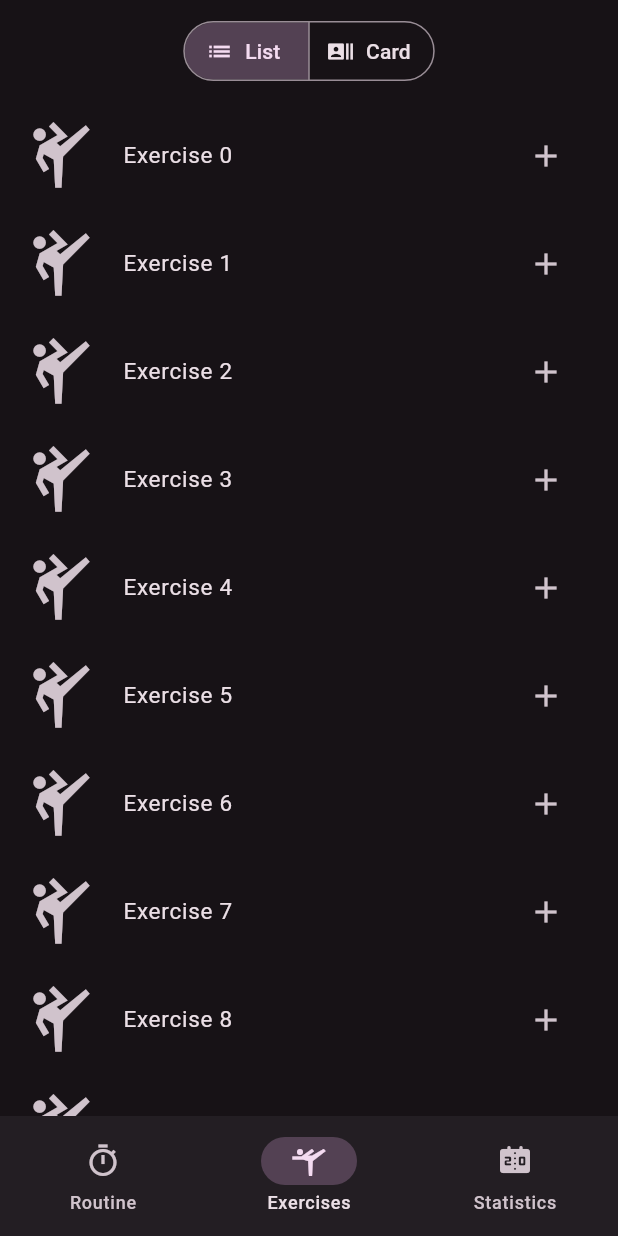
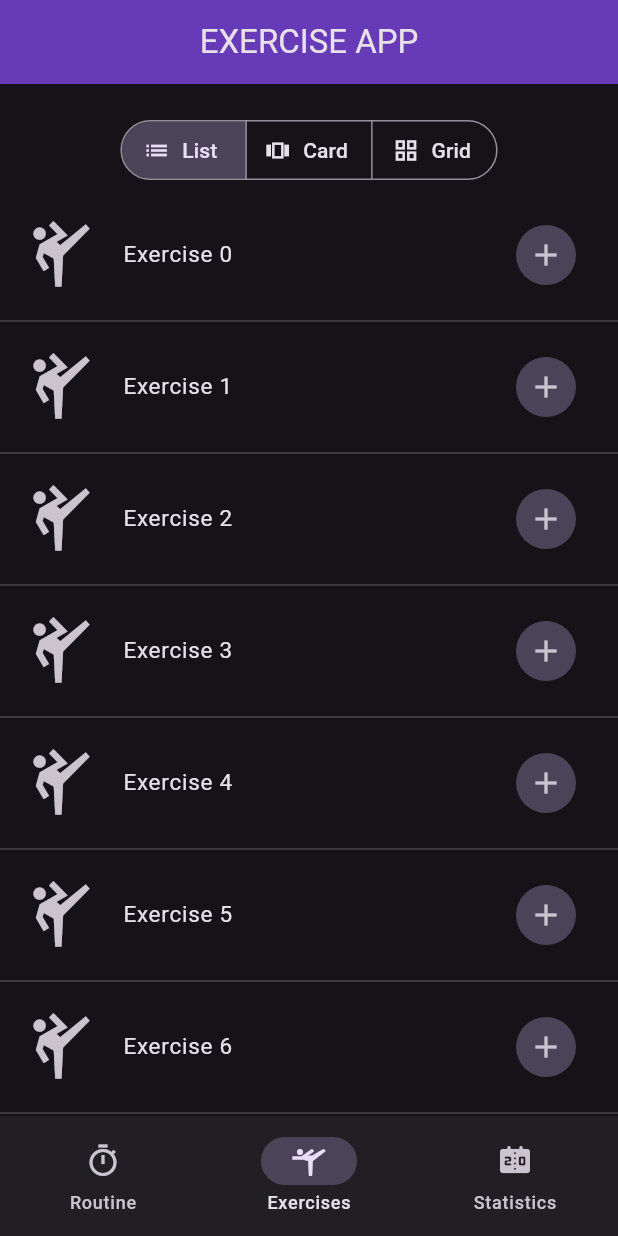
Before and after one commit to AfreAustin/Flutter-Exercise, a Flutter app: the screen it shows after launch, item 2 of the bottom bar chosen, after a tap on the "add" icon, on a phone screen of 412 x 824 dp. Run offline on Flutter 3.47's test engine with Material 2 defaults, Android fonts, the phone set to English and light mode, and no system bars.

Commit message:
finished routine route; added persistent routine

```diff
--- a/exercise/lib/main.dart
+++ b/exercise/lib/main.dart
@@ -1,5 +1,8 @@
+import 'dart:collection';
+
 import 'package:flutter/material.dart';
 import 'package:intl/intl.dart';
+import 'package:provider/provider.dart';
 
 void main() => runApp(ExerciseApp());
 
@@ -22,7 +25,7 @@ class ExerciseApp extends StatelessWidget {
       title: 'Exercise App', // OS task switcher title
       theme: ThemeData(
         colorScheme: ColorScheme.fromSeed(
-          seedColor: Colors.purple,
+          seedColor: Colors.deepPurple,
           brightness: Brightness.dark,
         ),
         useMaterial3: true,
@@ -49,7 +52,14 @@ class _PageNavigationState extends State<PageNavigation> {
 
   @override
   Widget build(BuildContext context) {
-    return Scaffold(
+    return ChangeNotifierProvider(
+      create: (context) => RoutineModel(),
+      child: Scaffold(
+        appBar: AppBar(
+          backgroundColor: Colors.deepPurple,
+          title: Text("EXERCISE APP"),
+          centerTitle: true,
+        ),
         bottomNavigationBar: NavigationBar(
           onDestinationSelected: (int i) {
             setState(() {
@@ -67,13 +77,25 @@ class _PageNavigationState extends State<PageNavigation> {
           ],
         ),
         body: <Widget>[
-        RoutinePage(),
-        ExercisesPage(
-          exercises: generateExercises(),
-        ),
+          RoutinePage(routine: generateExercises()),
+          ExercisesPage(exercises: generateExercises()),
           ProfilePage(),
         ][currentPageIndex],
+      ),
     );
+  }
+}
+
+class RoutineModel extends ChangeNotifier {
+  final List<Exercise> _exercises = [];
+
+  UnmodifiableListView<Exercise> get exercises =>
+      UnmodifiableListView(_exercises);
+
+  void add(Exercise exercise) {
+    _exercises.add(exercise);
+    // add to some external file/DB
+    notifyListeners();
   }
 }
 
@@ -94,15 +116,17 @@ List<Exercise> generateExercises() {
 
 // show the set routine of a user -------------------------------------------------------------
 class RoutinePage extends StatefulWidget {
-  const RoutinePage({super.key});
+  const RoutinePage({super.key, required this.routine});
+
+  final List<Exercise> routine;
 
   @override
   State<RoutinePage> createState() => _RoutinePageState();
 }
 
 class _RoutinePageState extends State<RoutinePage> {
-  var f = NumberFormat('###.#%');
-  int currDay = 3;
+  var f = NumberFormat('#.#%');
+  int currDay = 20;
   int maxDay = 30;
 
   @override
@@ -110,56 +134,79 @@ class _RoutinePageState extends State<RoutinePage> {
     return Column(
       children: <Widget>[
         SizedBox(height: 20.0),
+        SizedBox(
+          height: 80.0,
+          child: Row(
+            mainAxisAlignment: MainAxisAlignment.spaceAround,
+            children: [
               DecoratedBox(
                 decoration: BoxDecoration(
-            border: Border.all(width: 1, color: Colors.white),
-            color: Colors.deepOrange,
-          ),
-          child: SizedBox(
-            height: 100.0,
-            child: Row(
-              mainAxisAlignment: MainAxisAlignment.spaceEvenly,
-              children: [
-                Stack(
+                    color: Colors.deepPurpleAccent,
+                    borderRadius: BorderRadius.circular(50.0)),
+                child: Stack(
+                  alignment: AlignmentDirectional.center,
                   children: [
                     Text(
                       f.format(currDay / maxDay),
+                      style: TextStyle(fontWeight: FontWeight.bold),
                     ),
-                    CircularProgressIndicator(
+                    SizedBox(
+                      height: 60.0,
+                      width: 60.0,
+                      child: CircularProgressIndicator(
                         strokeCap: StrokeCap.round,
-                      backgroundColor: Colors.black,
+                        strokeWidth: 7.0,
+                        color: Colors.lightGreenAccent,
+                        backgroundColor: Colors.black26,
                         value: currDay / maxDay,
+                      ),
                     ),
                   ],
                 ),
+              ),
               Text(
-                  "Progress: ${((maxDay - currDay == 0) ? "Completed!" : "${maxDay - currDay} days left")}",
+                (maxDay - currDay == 0)
+                    ? "COMPLETED!"
+                    : " DAY ${maxDay - currDay}",
+                style: TextStyle(
+                  fontSize: 25.0,
+                  fontWeight: FontWeight.bold,
+                ),
               ),
               ElevatedButton(
                 onPressed: () {
-                    debugPrint("Pressed");
+                  debugPrint(
+                      "Pressed"); // TODO: Implement Start Exercise function
                 },
                 child: Icon(Icons.play_arrow),
               ),
             ],
           ),
         ),
+        Divider(
+          height: 20.0,
+          indent: 10.0,
+          endIndent: 10.0,
         ),
-        SizedBox(height: 20.0),
-        SizedBox(
-          height: MediaQuery.of(context).size.height - 220.0,
-          child: DecoratedBox(
-            decoration: BoxDecoration(
-              border: Border.all(color: Colors.white),
-            ),
-            child: ListView.builder(
-              itemCount: 20,
+        Flexible(
+          child: Consumer<RoutineModel>(
+            builder: (context, routine, child) => ListView.builder(
+              itemCount: routine.exercises.length,
               itemBuilder: (context, index) {
                 return ListTile(
-                  isThreeLine: true,
-                  leading: FlutterLogo(),
-                  title: Text("Exercise"),
-                  subtitle: Text("  "),
+                  title: Text("#REPS  ${routine.exercises[index].name}"),
+                  trailing: IconButton(
+                    onPressed: () {
+                      Navigator.push(
+                        context,
+                        MaterialPageRoute(
+                          builder: (context) => ExerciseDetail(
+                              exercise: routine.exercises[index]),
+                        ),
+                      );
+                    },
+                    icon: Icon(Icons.visibility),
+                  ),
                 );
               },
             ),
@@ -170,9 +217,10 @@ class _RoutinePageState extends State<RoutinePage> {
   }
 }
 
-// show all available exercises  --------------------------------------------------------------
+// Exercises Route  ---------------------------------------------------------------------------
 enum View { list, card, grid }
 
+// show all availalbe exercises
 class ExercisesPage extends StatefulWidget {
   const ExercisesPage({super.key, required this.exercises});
 
@@ -182,6 +230,7 @@ class ExercisesPage extends StatefulWidget {
   State<ExercisesPage> createState() => _ExercisesPageState();
 }
 
+// Display exercises based on view chosen
 class _ExercisesPageState extends State<ExercisesPage> {
   View viewType = View.list;
 
@@ -189,7 +238,7 @@ class _ExercisesPageState extends State<ExercisesPage> {
   Widget build(BuildContext context) {
     return Column(
       children: <Widget>[
-        SizedBox(height: 10.0),
+        SizedBox(height: 20.0),
         SegmentedButton(
           onSelectionChanged: (Set<View> selectedView) {
             setState(() {
@@ -207,22 +256,25 @@ class _ExercisesPageState extends State<ExercisesPage> {
             ButtonSegment(
               value: View.card,
               label: Text("Card"),
-              icon: Icon(Icons.recent_actors),
+              icon: Icon(Icons.view_carousel_outlined),
             ),
-            /* TO BE IMPLEMENTED
             ButtonSegment(
               value: View.grid,
               label: Text("Grid"),
-            )*/
+              icon: Icon(Icons.grid_view),
+            )
           ],
         ),
         SizedBox(height: 10.0),
         Flexible(
           child: switch (viewType) {
             View.list => ListExercises(exercises: widget.exercises),
-            View.card => Placeholder(),
-            View.grid => Placeholder(), // TODO: design gridview
-            //_ => Placeholder(),
+            View.card => Center(
+                child: Text("TO BE IMPLEMENTED"),
+              ), // TODO: implement card view
+            View.grid => Center(
+                child: Text("TO BE DESIGNED"),
+              ), // TODO: design gridview
           },
         ),
       ],
@@ -231,15 +283,21 @@ class _ExercisesPageState extends State<ExercisesPage> {
 }
 
 // show exercises in list view
-class ListExercises extends StatelessWidget {
+class ListExercises extends StatefulWidget {
   const ListExercises({super.key, required this.exercises});
 
   final List<Exercise> exercises;
 
   @override
+  State<ListExercises> createState() => _ListExercisesState();
+}
+
+// format of List View
+class _ListExercisesState extends State<ListExercises> {
+  @override
   Widget build(BuildContext context) {
-    return ListView.builder(
-      itemCount: exercises.length,
+    return ListView.separated(
+      itemCount: widget.exercises.length,
       itemBuilder: (context, index) {
         return ListTile(
           onTap: () {
@@ -247,33 +305,40 @@ class ListExercises extends StatelessWidget {
               context,
               MaterialPageRoute(
                 builder: (context) =>
-                    ExerciseDetail(exercise: exercises[index]),
+                    ExerciseDetail(exercise: widget.exercises[index]),
               ),
             );
           },
           visualDensity: VisualDensity(vertical: 4.0),
           leading: Icon(
-            exercises[index].iconFile,
+            widget.exercises[index].iconFile,
             size: 50.0,
           ),
           title: Text(
-            exercises[index].name,
+            widget.exercises[index].name,
             style: const TextStyle(
               fontSize: 15.0,
             ),
           ),
-          trailing: IconButton(
-            onPressed: () =>
-                debugPrint("Added"), // TODO: add exercise to routine function
+          trailing: IconButton.filledTonal(
+            onPressed: () {
+              Provider.of<RoutineModel>(context, listen: false)
+                  .add(widget.exercises[index]);
+              debugPrint("Added ${widget.exercises[index].name}");
+            }, // TODO: add exercise to routine function
             icon: Icon(Icons.add),
             tooltip: "Add to Routine",
           ),
         );
       },
+      separatorBuilder: (context, index) {
+        return Divider();
+      },
     );
   }
 }
 
+// from List View, display the details of an exercise
 class ExerciseDetail extends StatelessWidget {
   const ExerciseDetail({super.key, required this.exercise});
 
--- a/exercise/pubspec.yaml
+++ b/exercise/pubspec.yaml
@@ -36,6 +36,7 @@ dependencies:
   # Use with the CupertinoIcons class for iOS style icons.
   cupertino_icons: ^1.0.2
   intl: ^0.18.1
+  provider: ^6.0.5
 
 dev_dependencies:
   flutter_test:
```
Also changed, not shown: exercise/pubspec.lock. Lines whose indentation alone changed are shown as unchanged.
